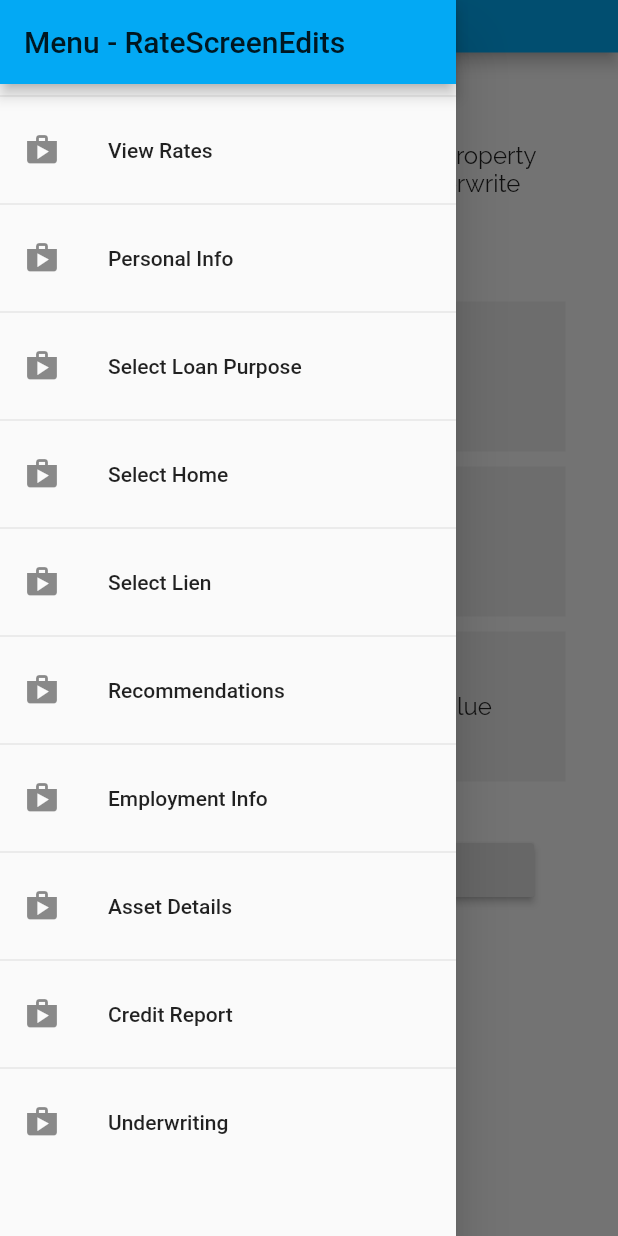
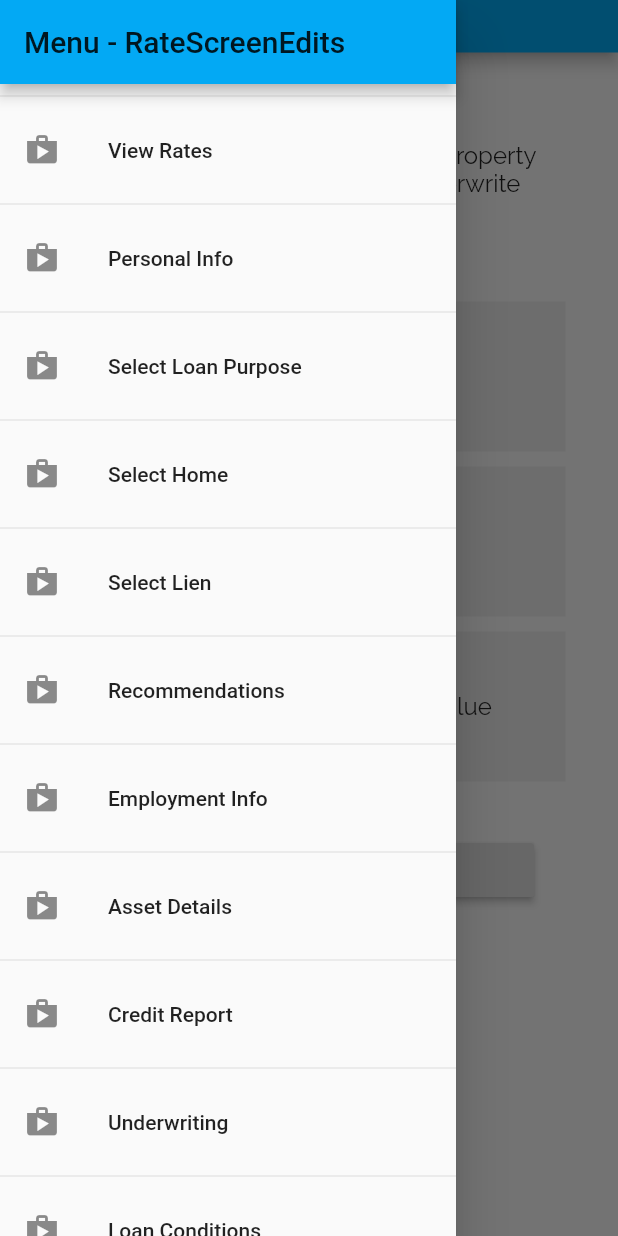
Before and after one commit to jvtran99/finalmile, a Flutter app: the UnderwritingScreen screen opened by its route, with the side drawer open, on a phone screen of 412 x 824 dp. Run offline on Flutter 3.47's test engine with Material 2 defaults, Android fonts, the phone set to English and light mode, and no system bars; our stand-ins replace carousel_slider; key blocks and very long unbroken strings in the code were emptied for the run.

Commit message:
minor fixes

```diff
--- a/lib/screens/credit_report_screen.dart
+++ b/lib/screens/credit_report_screen.dart
@@ -136,7 +136,9 @@
                     Container(
                     width: 300,
                     child: RaisedButton(
-                      onPressed: (){},
+                      onPressed: (){
+                        clickNext(context);
+                      },
                       color: Colors.lightBlue,
                       hoverColor: Colors.red[600],
                       child: Text(
--- a/lib/screens/loan_conditions.dart
+++ b/lib/screens/loan_conditions.dart
@@ -3,8 +3,6 @@
 import '../widgets/menu.dart';
 import '../widgets/appbar.dart';
 import './underwriting_analyze_screen.dart';
-import '../widgets/job_item.dart';
-import '../widgets/add_item.dart';
 import '../widgets/loan_condition_item.dart';
 
 class LoanConditions extends StatefulWidget {
--- a/lib/screens/underwriting_analyze_screen.dart
+++ b/lib/screens/underwriting_analyze_screen.dart
@@ -150,6 +150,7 @@
             child: SingleChildScrollView(
               child: Container(
                   color: Colors.grey[50],
+                  margin: EdgeInsets.fromLTRB(0, 0, 0, 30),
                   padding: EdgeInsets.fromLTRB(30, 10, 30, 30),
                   child: Column(
                     children: <Widget>[
--- a/lib/screens/underwriting_screen.dart
+++ b/lib/screens/underwriting_screen.dart
@@ -302,7 +302,7 @@
                           clickNext(context);
                         },
                         // color: Colors.lightBlue,
-                        hoverColor: Colors.red[600],
+                        hoverColor: Colors.lightBlue,
                         child: Text(
                           'See if I\'m Approved',
                         ),
--- a/lib/widgets/menu.dart
+++ b/lib/widgets/menu.dart
@@ -9,6 +9,7 @@
 import '../screens/assets_screen.dart';
 import '../screens/credit_report_screen.dart';
 import '../screens/underwriting_screen.dart';
+import '../screens/loan_conditions.dart';
 
 class MenuDrawer extends StatelessWidget {
   @override
@@ -117,6 +118,16 @@
                         .pushReplacementNamed(UnderwritingScreen.routeName);
                   },
                 ),
+                Divider(),
+                ListTile(
+                  leading: Icon(Icons.shop),
+                  title: Text('Loan Conditions'),
+                  onTap: () {
+                    Navigator.of(context)
+                        .pushReplacementNamed(LoanConditions.routeName);
+                  },
+                ),
+
 
               ],
             ),
```
